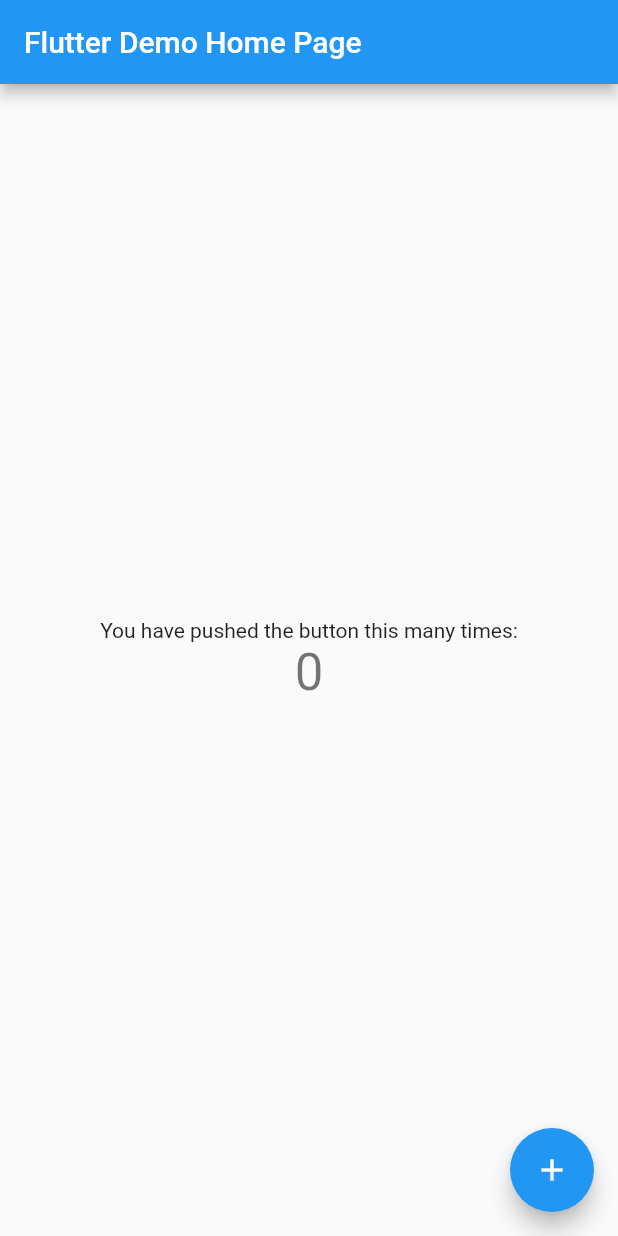
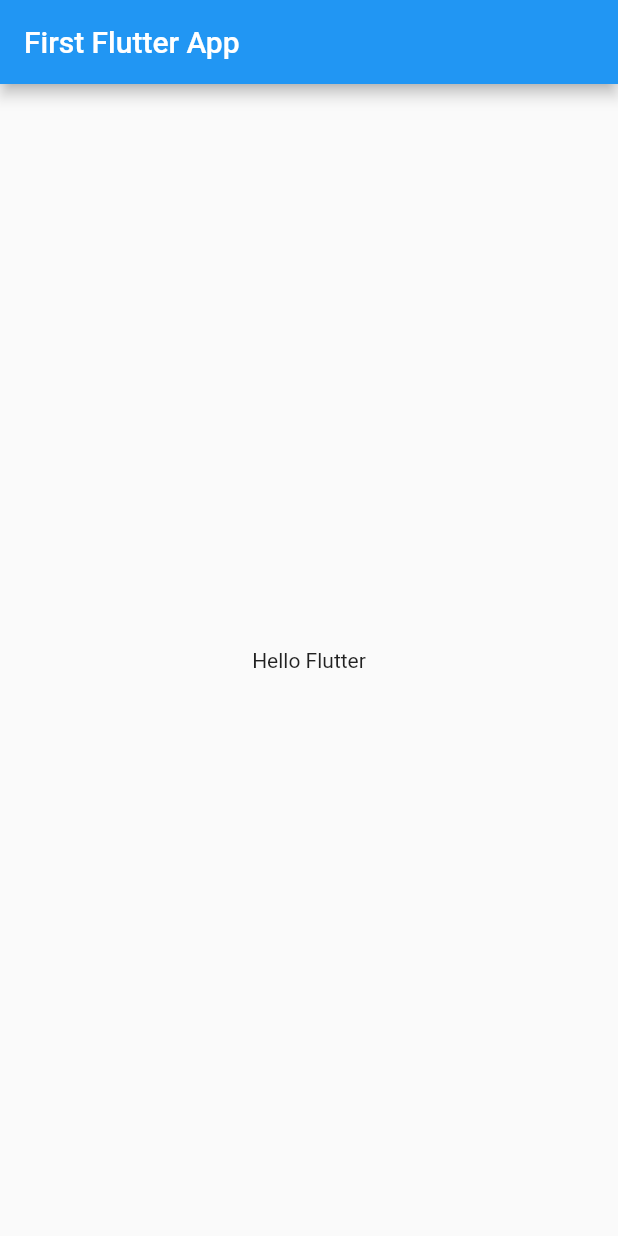
Before and after one commit to me-aditya/First-flutter-app, a Flutter app: the screen it shows after launch, on a phone screen of 412 x 824 dp. Run offline on Flutter 3.47's test engine with Material 2 defaults, Android fonts, the phone set to English and light mode, and no system bars.

Commit message:
chapter 1 completed learnt about scaffhold

```diff
--- a/lib/main.dart
+++ b/lib/main.dart
@@ -1,113 +1,22 @@
 import 'package:flutter/material.dart';
 
 void main() {
-  runApp(MyApp());
+  runApp(MaterialApp(
+    title: "First Flutter App",
+    home: HomePage(),
+  ));
 }
 
-class MyApp extends StatelessWidget {
-  // This widget is the root of your application.
+class HomePage extends StatelessWidget {
   @override
   Widget build(BuildContext context) {
-    return MaterialApp(
-      title: 'Flutter Demo',
-      theme: ThemeData(
-        // This is the theme of your application.
-        //
-        // Try running your application with "flutter run". You'll see the
-        // application has a blue toolbar. Then, without quitting the app, try
-        // changing the primarySwatch below to Colors.green and then invoke
-        // "hot reload" (press "r" in the console where you ran "flutter run",
-        // or simply save your changes to "hot reload" in a Flutter IDE).
-        // Notice that the counter didn't reset back to zero; the application
-        // is not restarted.
-        primarySwatch: Colors.blue,
+    return Scaffold(
+      appBar: AppBar(
+        title: Text("First Flutter App"),
       ),
-      home: MyHomePage(title: 'Flutter Demo Home Page'),
+      body: Container(
+        child: Center(child: Text("Hello Flutter")),
+      ),
     );
   }
 }
-
-class MyHomePage extends StatefulWidget {
-  MyHomePage({Key key, this.title}) : super(key: key);
-
-  // This widget is the home page of your application. It is stateful, meaning
-  // that it has a State object (defined below) that contains fields that affect
-  // how it looks.
-
-  // This class is the configuration for the state. It holds the values (in this
-  // case the title) provided by the parent (in this case the App widget) and
-  // used by the build method of the State. Fields in a Widget subclass are
-  // always marked "final".
-
-  final String title;
-
-  @override
-  _MyHomePageState createState() => _MyHomePageState();
-}
-
-class _MyHomePageState extends State<MyHomePage> {
-  int _counter = 0;
-
-  void _incrementCounter() {
-    setState(() {
-      // This call to setState tells the Flutter framework that something has
-      // changed in this State, which causes it to rerun the build method below
-      // so that the display can reflect the updated values. If we changed
-      // _counter without calling setState(), then the build method would not be
-      // called again, and so nothing would appear to happen.
-      _counter += 2;
-    });
-  }
-
-  @override
-  Widget build(BuildContext context) {
-    // This method is rerun every time setState is called, for instance as done
-    // by the _incrementCounter method above.
-    //
-    // The Flutter framework has been optimized to make rerunning build methods
-    // fast, so that you can just rebuild anything that needs updating rather
-    // than having to individually change instances of widgets.
-    return Scaffold(
-      appBar: AppBar(
-        // Here we take the value from the MyHomePage object that was created by
-        // the App.build method, and use it to set our appbar title.
-        title: Text(widget.title),
-      ),
-      body: Center(
-        // Center is a layout widget. It takes a single child and positions it
-        // in the middle of the parent.
-        child: Column(
-          // Column is also a layout widget. It takes a list of children and
-          // arranges them vertically. By default, it sizes itself to fit its
-          // children horizontally, and tries to be as tall as its parent.
-          //
-          // Invoke "debug painting" (press "p" in the console, choose the
-          // "Toggle Debug Paint" action from the Flutter Inspector in Android
-          // Studio, or the "Toggle Debug Paint" command in Visual Studio Code)
-          // to see the wireframe for each widget.
-          //
-          // Column has various properties to control how it sizes itself and
-          // how it positions its children. Here we use mainAxisAlignment to
-          // center the children vertically; the main axis here is the vertical
-          // axis because Columns are vertical (the cross axis would be
-          // horizontal).
-          mainAxisAlignment: MainAxisAlignment.center,
-          children: <Widget>[
-            Text(
-              'You have pushed the button this many times:',
-            ),
-            Text(
-              '$_counter',
-              style: Theme.of(context).textTheme.headline4,
-            ),
-          ],
-        ),
-      ),
-      floatingActionButton: FloatingActionButton(
-        onPressed: _incrementCounter,
-        tooltip: 'Increment',
-        child: Icon(Icons.add),
-      ), // This trailing comma makes auto-formatting nicer for build methods.
-    );
-  }
-}
```
